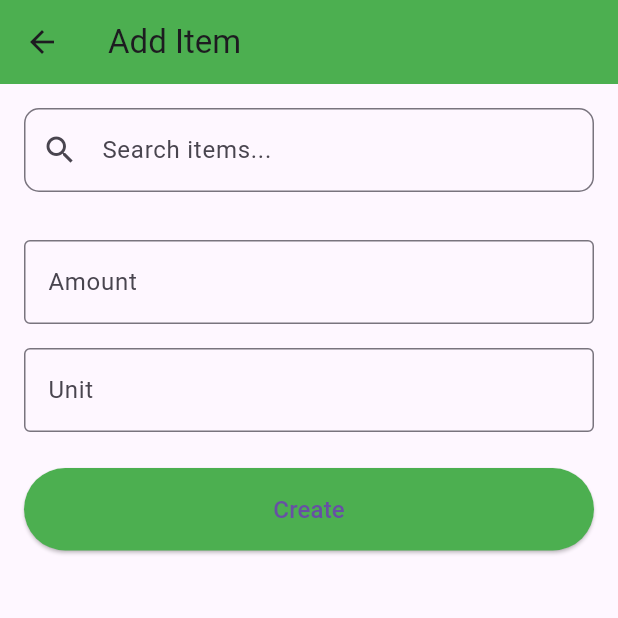
After one commit to GroceryTrak/GroceryTrakWeb, a Flutter app: the AddItemPage screen opened directly, after a tap on the "arrow back" icon, after a tap on the "add" icon, on a phone screen of 412 x 824 dp, the top half of it. The commit adds this screen. Run offline on Flutter 3.47's test engine with Material 3 defaults, Android fonts, the phone set to English and light mode, and no system bars; our stand-ins replace camera, dio, flutter_dotenv, flutter_secure_storage, flutter_svg, shared_preferences; accounts and stored records are empty; network calls fail.

Commit message:
Add .env, Grocery and AddItem page

```diff
--- /dev/null
+++ b/lib/config/config.dart
@@ -0,0 +1,6 @@
+import 'package:flutter_dotenv/flutter_dotenv.dart';
+
+class Config {
+  static String get environment => dotenv.env['ENV'] ?? 'development';
+  static String get backendUri => dotenv.env['BACKEND_URI'] ?? 'https://backend.grocerytrak.com';
+}
--- /dev/null
+++ b/lib/screens/add_item.dart
@@ -0,0 +1,203 @@
+import 'dart:convert';
+
+import 'package:flutter/material.dart';
+import 'package:http/http.dart' as http;
+
+import '../config/config.dart';
+import 'grocery.dart';
+
+class AddItemPage extends StatefulWidget {
+  const AddItemPage({super.key});
+
+  @override
+  State<AddItemPage> createState() => _AddItemPageState();
+}
+
+class _AddItemPageState extends State<AddItemPage> {
+  final TextEditingController _searchController = TextEditingController();
+  final TextEditingController _amountController = TextEditingController();
+  final TextEditingController _unitController = TextEditingController();
+  List<dynamic> searchResults = [];
+  int? selectedItemId;
+  bool isLoading = false;
+
+  Future<void> _searchItems(String query) async {
+    if (query.isEmpty) {
+      setState(() {
+        searchResults = [];
+      });
+      return;
+    }
+
+    try {
+      final response = await http.get(
+        Uri.parse('${Config.backendUri}/item/search?name=$query'),
+        headers: {'Content-Type': 'application/json'},
+      );
+
+      if (response.statusCode == 200) {
+        final data = json.decode(response.body);
+        setState(() {
+          searchResults = data['items'];
+        });
+      }
+    } catch (e) {
+      if (mounted) {
+        ScaffoldMessenger.of(context).showSnackBar(
+          SnackBar(content: Text('Error searching items: $e')),
+        );
+      }
+    }
+  }
+
+  Future<void> _createUserItem() async {
+    if (selectedItemId == null || _amountController.text.isEmpty || _unitController.text.isEmpty) {
+      ScaffoldMessenger.of(context).showSnackBar(
+        const SnackBar(content: Text('Please fill in all fields')),
+      );
+      return;
+    }
+
+    setState(() {
+      isLoading = true;
+    });
+
+    try {
+      final response = await http.post(
+        Uri.parse('${Config.backendUri}/user_item'),
+        headers: {'Content-Type': 'application/json'},
+        body: json.encode({
+          'item_id': selectedItemId,
+          'amount': double.parse(_amountController.text),
+          'unit': _unitController.text,
+        }),
+      );
+
+      if (response.statusCode == 200) {
+        if (mounted) {
+          Navigator.pushReplacement(
+            context,
+            MaterialPageRoute(builder: (context) => const GroceryPage()),
+          );
+        }
+      } else {
+        throw Exception('Failed to create item');
+      }
+    } catch (e) {
+      if (mounted) {
+        ScaffoldMessenger.of(context).showSnackBar(
+          SnackBar(content: Text('Error creating item: $e')),
+        );
+      }
+    } finally {
+      if (mounted) {
+        setState(() {
+          isLoading = false;
+        });
+      }
+    }
+  }
+
+  @override
+  void dispose() {
+    _searchController.dispose();
+    _amountController.dispose();
+    _unitController.dispose();
+    super.dispose();
+  }
+
+  @override
+  Widget build(BuildContext context) {
+    return Scaffold(
+      appBar: AppBar(
+        backgroundColor: Colors.green,
+        title: const Text('Add Item'),
+        leading: IconButton(
+          icon: const Icon(Icons.arrow_back),
+          onPressed: () {
+            Navigator.pushReplacement(
+              context,
+              MaterialPageRoute(builder: (context) => const GroceryPage()),
+            );
+          },
+        ),
+      ),
+      body: Padding(
+        padding: const EdgeInsets.all(16.0),
+        child: Column(
+          crossAxisAlignment: CrossAxisAlignment.stretch,
+          children: [
+            TextField(
+              controller: _searchController,
+              decoration: InputDecoration(
+                hintText: 'Search items...',
+                prefixIcon: const Icon(Icons.search),
+                border: OutlineInputBorder(
+                  borderRadius: BorderRadius.circular(10),
+                ),
+              ),
+              onChanged: _searchItems,
+            ),
+            const SizedBox(height: 16),
+            if (searchResults.isNotEmpty)
+              Expanded(
+                child: ListView.builder(
+                  itemCount: searchResults.length,
+                  itemBuilder: (context, index) {
+                    final item = searchResults[index];
+                    return ListTile(
+                      leading: ClipRRect(
+                        borderRadius: BorderRadius.circular(8),
+                        child: Image.network(
+                          item['image'],
+                          width: 50,
+                          height: 50,
+                          fit: BoxFit.cover,
+                        ),
+                      ),
+                      title: Text(item['name']),
+                      onTap: () {
+                        setState(() {
+                          selectedItemId = item['id'];
+                          _searchController.text = item['name'];
+                          searchResults = [];
+                        });
+                      },
+                    );
+                  },
+                ),
+              ),
+            const SizedBox(height: 16),
+            TextField(
+              controller: _amountController,
+              keyboardType: TextInputType.number,
+              decoration: const InputDecoration(
+                labelText: 'Amount',
+                border: OutlineInputBorder(),
+              ),
+            ),
+            const SizedBox(height: 16),
+            TextField(
+              controller: _unitController,
+              decoration: const InputDecoration(
+                labelText: 'Unit',
+                border: OutlineInputBorder(),
+              ),
+            ),
+            const SizedBox(height: 24),
+            ElevatedButton(
+              onPressed: isLoading ? null : _createUserItem,
+              style: ElevatedButton.styleFrom(
+                backgroundColor: Colors.green,
+                padding: const EdgeInsets.symmetric(vertical: 16),
+              ),
+              child: isLoading
+                  ? const CircularProgressIndicator(color: Colors.white)
+                  : const Text('Create', style: TextStyle(fontSize: 16)),
+            ),
+          ],
+        ),
+      ),
+    );
+  }
+}
--- /dev/null
+++ b/lib/screens/grocery.dart
@@ -0,0 +1,142 @@
+import 'package:flutter/material.dart';
+import 'package:grocery_trak_web/home.dart';
+import 'package:grocery_trak_web/models/userItem_model.dart';
+import 'package:grocery_trak_web/screens/add_item.dart';
+import 'package:grocery_trak_web/screens/profile.dart';
+import 'package:grocery_trak_web/services/userItem_api_service.dart';
+import 'package:grocery_trak_web/widgets/bottom_nav_bar.dart';
+
+class GroceryPage extends StatefulWidget {
+  const GroceryPage({Key? key}) : super(key: key);
+
+  @override
+  _GroceryPageState createState() => _GroceryPageState();
+}
+
+class _GroceryPageState extends State<GroceryPage> {
+  List<UserItemModel> _groceryItems = [];
+  bool _isLoading = true;
+
+  @override
+  void initState() {
+    super.initState();
+    _loadGroceryItems();
+  }
+
+  Future<void> _loadGroceryItems() async {
+    try {
+      final items = await UserItemApiService.retrieveUserItems();
+      setState(() {
+        _groceryItems = items.where((item) => item.itemId != null).toList();
+        _isLoading = false;
+      });
+    } catch (e) {
+      print("Error loading grocery items: $e");
+      setState(() {
+        _isLoading = false;
+      });
+      ScaffoldMessenger.of(context).showSnackBar(
+        SnackBar(content: Text('Error loading grocery items: $e')),
+      );
+    }
+  }
+
+  Future<void> _refreshItems() async {
+    setState(() {
+      _isLoading = true;
+    });
+    await _loadGroceryItems();
+  }
+
+  @override
+  Widget build(BuildContext context) {
+    return Scaffold(
+      appBar: AppBar(
+        title: const Text('Grocery'),
+        backgroundColor: Colors.green,
+        centerTitle: true,
+        automaticallyImplyLeading: false,
+        actions: [
+          IconButton(
+            icon: const Icon(Icons.add),
+            onPressed: () {
+              Navigator.push(
+                context,
+                MaterialPageRoute(builder: (context) => const AddItemPage()),
+              ).then((_) => _refreshItems());
+            },
+          ),
+        ],
+      ),
+      body: _isLoading
+          ? const Center(child: CircularProgressIndicator())
+          : RefreshIndicator(
+              onRefresh: _refreshItems,
+              child: _groceryItems.isEmpty
+                  ? const Center(
+                      child: Text(
+                        'No items in your grocery list',
+                        style: TextStyle(fontSize: 16),
+                      ),
+                    )
+                  : ListView.builder(
+                      itemCount: _groceryItems.length,
+                      itemBuilder: (context, index) {
+                        final item = _groceryItems[index];
+                        return ListTile(
+                          leading: CircleAvatar(
+                            backgroundColor: Colors.green[100],
+                            child: Text(
+                              item.item.name[0].toUpperCase(),
+                              style: const TextStyle(color: Colors.green),
+                            ),
+                          ),
+                          title: Text(item.item.name),
+                          subtitle: Text('${item.quantity} ${item.unit}'),
+                          trailing: IconButton(
+                            icon: const Icon(Icons.delete, color: Colors.red),
+                            onPressed: () async {
+                              if (item.itemId == null) return;
+                              try {
+                                await UserItemApiService.deleteUserItem(item.itemId!);
+                                setState(() {
+                                  _groceryItems.removeAt(index);
+                                });
+                                ScaffoldMessenger.of(context).showSnackBar(
+                                  const SnackBar(
+                                    content: Text('Item deleted successfully'),
+                                  ),
+                                );
+                              } catch (e) {
+                                ScaffoldMessenger.of(context).showSnackBar(
+                                  SnackBar(
+                                    content: Text('Error deleting item: $e'),
+                                  ),
+                                );
+                              }
+                            },
+                          ),
+                        );
+                      },
+                    ),
+            ),
+      bottomNavigationBar: BottomNavBar(
+        selectedIndex: 1, // Grocery is the second tab
+        onItemTapped: (index) {
+          // Handle navigation based on index
+          if (index == 0) {
+            Navigator.pushReplacement(
+              context,
+              MaterialPageRoute(builder: (context) => MyHomePage(title: 'GroceryTrak')),
+            );
+          } else if (index == 2) {
+            Navigator.pushReplacement(
+              context,
+              MaterialPageRoute(builder: (context) => const ProfilePage()),
+            );
+          }
+        },
+      ),
+    );
+  }
+}
--- a/lib/screens/login_screen.dart
+++ b/lib/screens/login_screen.dart
@@ -1,5 +1,6 @@
 import 'package:flutter/material.dart';
 import 'package:flutter_secure_storage/flutter_secure_storage.dart';
+import 'package:grocery_trak_web/config/config.dart';
 import 'package:grocery_trak_web/screens/signup_screen.dart';
 import 'package:grocery_trak_web/services/auth_service.dart';
 import 'package:shared_preferences/shared_preferences.dart';
@@ -29,7 +30,7 @@ class _LoginScreenState extends State<LoginScreen> {
   final TextEditingController _usernameController = TextEditingController();
   final TextEditingController _passwordController = TextEditingController();
   // Initialize your AuthService with the appropriate base URL.
-  final AuthService _authService = AuthService(baseUrl: "https://backend.grocerytrak.com");
+  final AuthService _authService = AuthService(baseUrl: Config.backendUri);
 
   bool _isLoading = false;
 
--- a/lib/services/item_api_service.dart
+++ b/lib/services/item_api_service.dart
@@ -1,13 +1,11 @@
 import 'dart:convert';
 
+import 'package:grocery_trak_web/config/config.dart';
 import 'package:grocery_trak_web/models/item_model.dart';
 import 'package:http/http.dart' as http;
 
-
-
 class ItemApiService {
-  // Update baseUrl to match your backend API URL.
-  static const String baseUrl = "https://backend.grocerytrak.com";
+  static String get baseUrl => Config.backendUri;
 
   /// Fetches a item by its ID.
   static Future<ItemModel> fetchItemById(int id) async {
--- a/lib/services/recipe_api_service.dart
+++ b/lib/services/recipe_api_service.dart
@@ -1,12 +1,12 @@
 import 'dart:convert';
 
+import 'package:grocery_trak_web/config/config.dart';
 import 'package:http/http.dart' as http;
 
 import '../models/recipe_model.dart';
 
 class RecipeApiService {
-  // Update baseUrl to match your backend API URL.
-  static const String baseUrl = "https://backend.grocerytrak.com";
+  static String get baseUrl => Config.backendUri;
 
   /// Fetches a recipe by its ID.
   static Future<RecipeModel> fetchRecipeById(int id) async {
--- a/lib/services/userItem_api_service.dart
+++ b/lib/services/userItem_api_service.dart
@@ -4,12 +4,13 @@ import 'dart:io';
 import 'package:dio/dio.dart';
 import 'package:flutter/material.dart';
 import 'package:flutter_secure_storage/flutter_secure_storage.dart';
+import 'package:grocery_trak_web/config/config.dart';
 import 'package:grocery_trak_web/models/userItem_model.dart';
 import 'package:http/http.dart' as http;
 import 'package:http_parser/http_parser.dart';
 
 class UserItemApiService {
-  static const String _baseUrl = 'https://backend.grocerytrak.com';
+  static String get _baseUrl => Config.backendUri;
 
   // Create an instance of FlutterSecureStorage
   static final FlutterSecureStorage _storage = FlutterSecureStorage();
@@ -170,7 +171,7 @@ class UserItemApiService {
 
   static final Dio _dio = Dio(
     BaseOptions(
-      baseUrl: "https://backend.grocerytrak.com",
+      baseUrl: Config.backendUri,
       connectTimeout: Duration(seconds: 10),
       receiveTimeout: Duration(seconds: 10),
     ),
--- a/lib/widgets/bottom_nav_bar.dart
+++ b/lib/widgets/bottom_nav_bar.dart
@@ -2,6 +2,7 @@ import 'package:camera/camera.dart';
 import 'package:flutter/material.dart';
 
 import '../screens/camera_screen.dart';
+import '../screens/grocery.dart';
 import '../screens/profile.dart';
 
 class BottomNavBar extends StatelessWidget {
@@ -24,6 +25,10 @@ class BottomNavBar extends StatelessWidget {
         icon: Icon(Icons.home),
         label: 'Home',
       ),
+      const BottomNavigationBarItem(
+        icon: Icon(Icons.shopping_basket),
+        label: 'Grocery',
+      ),
       if (camera != null)
         const BottomNavigationBarItem(
           icon: Icon(Icons.camera_alt),
@@ -40,8 +45,17 @@ class BottomNavBar extends StatelessWidget {
       selectedItemColor: Colors.green,
       items: navigationItems,
       onTap: (index) {
+        // Handle grocery navigation
+        if (index == 1) {
+          Navigator.push(
+            context,
+            MaterialPageRoute(builder: (context) => const GroceryPage()),
+          );
+          return;
+        }
+
         // Handle camera navigation
-        if (camera != null && index == 1) {
+        if (camera != null && index == 2) {
           Navigator.push(
             context,
             MaterialPageRoute(builder: (context) => CameraScreen(camera: camera!)),
@@ -50,9 +64,9 @@ class BottomNavBar extends StatelessWidget {
         }
 
         // Handle profile navigation
-        // If camera is not available, profile is at index 1
-        // If camera is available, profile is at index 2
-        final isProfileTab = camera != null ? index == 2 : index == 1;
+        // If camera is not available, profile is at index 2
+        // If camera is available, profile is at index 3
+        final isProfileTab = camera != null ? index == 3 : index == 2;
 
         if (isProfileTab) {
           Navigator.push(
--- a/lib/widgets/ingredients_list.dart
+++ b/lib/widgets/ingredients_list.dart
@@ -1,5 +1,4 @@
 import 'package:flutter/material.dart';
-import 'package:flutter_svg/flutter_svg.dart';
 import 'package:grocery_trak_web/models/userItem_model.dart';
 
 
@@ -14,7 +13,7 @@ class IngredientsList extends StatelessWidget {
       crossAxisAlignment: CrossAxisAlignment.start,
       children: [
         const Padding(
-          padding: EdgeInsets.only(left: 30),
+          padding: EdgeInsets.only(left: 20),
           child: Text(
             'Ingredients',
             style: TextStyle(
--- a/lib/widgets/recipe_grid.dart
+++ b/lib/widgets/recipe_grid.dart
@@ -1,5 +1,7 @@
 import 'dart:math';
+
 import 'package:flutter/material.dart';
+
 import '../models/recipe_model.dart';
 import '../widgets/recipe_details_page.dart';
 
--- a/pubspec.yaml
+++ b/pubspec.yaml
@@ -31,19 +31,20 @@ dependencies:
   flutter:
     sdk: flutter
 
-  flutter_secure_storage: ^7.0.1
+  flutter_secure_storage: ^9.0.0
   shared_preferences: ^2.0.17
   english_words: ^4.0.0
   provider: ^6.0.0
   flutter_svg: ^2.0.17
   popover: ^0.3.1
-  camera: ^0.10.0+2
+  camera: ^0.10.5+9
   # The following adds the Cupertino Icons font to your application.
   # Use with the CupertinoIcons class for iOS style icons.
   cupertino_icons: ^1.0.8
   http: ^1.3.0
   dio: ^5.3.2
   http_parser: ^4.0.0
+  flutter_dotenv: ^5.1.0
 
 dev_dependencies:
   flutter_test:
@@ -70,6 +71,7 @@ flutter:
   # To add assets to your application, add an assets section, like this:
   assets:
     - assets/icons/
+    - assets/.env
 
   # An image asset can refer to one or more resolution-specific "variants", see
   # https://flutter.dev/to/resolution-aware-images
```
Also changed, not shown: lib/main.dart (+14 -10 lines), lib/screens/profile.dart (+21 -0 lines), lib/screens/signup_screen.dart (+4 -3 lines), lib/services/auth_service.dart (+4 -16 lines), lib/widgets/app_bar.dart (+12 -63 lines), pubspec.lock, 5 other files.
